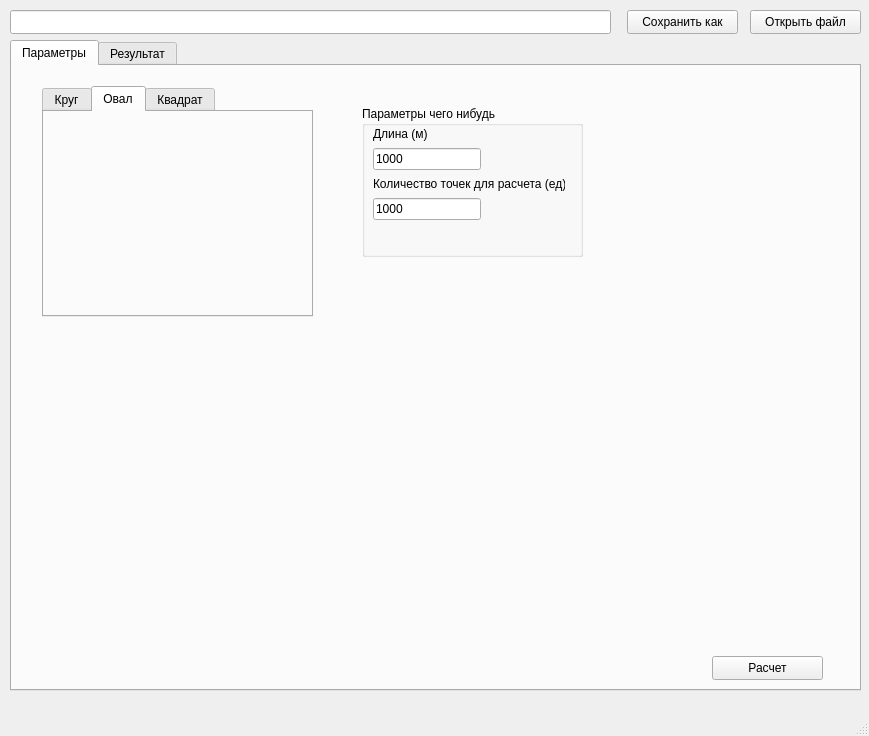
Before: the Qt Designer form form.ui in Potsisik/RPP-HW8, drawn with Qt 5.
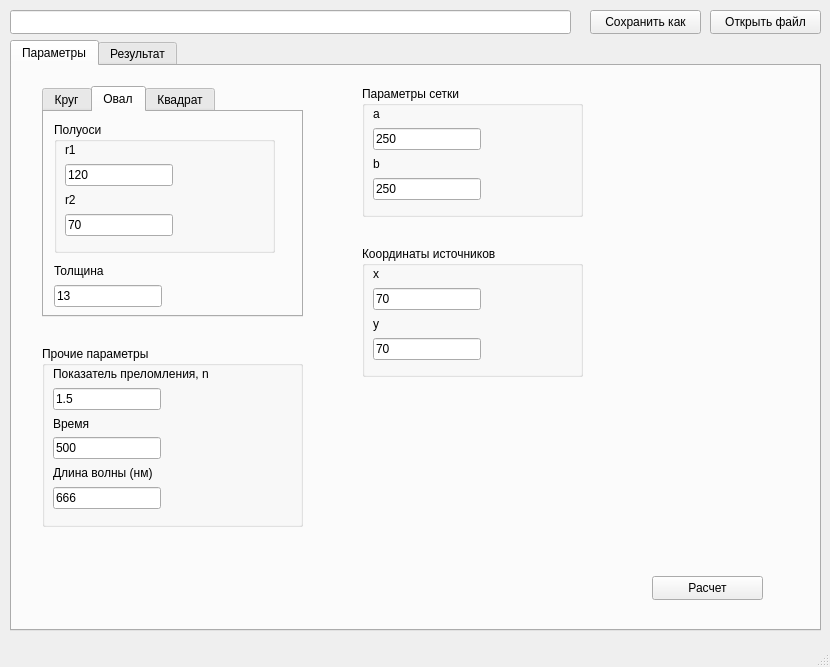
After: the same form once the commit is applied. The open tabs and pages were chosen to show the change. Custom widgets are drawn as their Qt base class.

```diff
--- a/form.ui
+++ b/form.ui
@@ -6,8 +6,8 @@
    <rect>
     <x>0</x>
     <y>0</y>
-    <width>869</width>
-    <height>736</height>
+    <width>830</width>
+    <height>667</height>
    </rect>
   </property>
   <property name="windowTitle">
@@ -19,8 +19,8 @@
      <rect>
       <x>10</x>
       <y>40</y>
-      <width>851</width>
-      <height>651</height>
+      <width>811</width>
+      <height>591</height>
      </rect>
     </property>
     <property name="currentIndex">
@@ -34,13 +34,13 @@
       <property name="geometry">
        <rect>
         <x>350</x>
-        <y>40</y>
+        <y>20</y>
         <width>221</width>
-        <height>151</height>
+        <height>131</height>
        </rect>
       </property>
       <property name="title">
-       <string>Параметры чего нибудь</string>
+       <string>Параметры сетки</string>
       </property>
       <widget class="QWidget" name="layoutWidget">
        <property name="geometry">
@@ -55,7 +55,7 @@
         <item>
          <widget class="QLabel" name="label">
           <property name="text">
-           <string>Длина (м)</string>
+           <string>a</string>
           </property>
          </widget>
         </item>
@@ -68,14 +68,14 @@
            </sizepolicy>
           </property>
           <property name="text">
-           <string>1000</string>
+           <string>250</string>
           </property>
          </widget>
         </item>
         <item>
          <widget class="QLabel" name="label_2">
           <property name="text">
-           <string>Количество точек для расчета (ед)</string>
+           <string>b</string>
           </property>
          </widget>
         </item>
@@ -88,7 +88,7 @@
            </sizepolicy>
           </property>
           <property name="text">
-           <string>1000</string>
+           <string>250</string>
           </property>
          </widget>
         </item>
@@ -98,8 +98,8 @@
      <widget class="QPushButton" name="pushButton_3">
       <property name="geometry">
        <rect>
-        <x>700</x>
-        <y>590</y>
+        <x>640</x>
+        <y>510</y>
         <width>111</width>
         <height>24</height>
        </rect>
@@ -113,7 +113,7 @@
        <rect>
         <x>30</x>
         <y>20</y>
-        <width>271</width>
+        <width>261</width>
         <height>231</height>
        </rect>
       </property>
@@ -138,6 +138,103 @@
        <attribute name="title">
         <string>Овал</string>
        </attribute>
+       <widget class="QGroupBox" name="groupBox_4">
+        <property name="geometry">
+         <rect>
+          <x>10</x>
+          <y>10</y>
+          <width>221</width>
+          <height>131</height>
+         </rect>
+        </property>
+        <property name="title">
+         <string>Полуоси</string>
+        </property>
+        <widget class="QWidget" name="layoutWidget_4">
+         <property name="geometry">
+          <rect>
+           <x>11</x>
+           <y>20</y>
+           <width>192</width>
+           <height>94</height>
+          </rect>
+         </property>
+         <layout class="QVBoxLayout" name="verticalLayout_4">
+          <item>
+           <widget class="QLabel" name="label_8">
+            <property name="text">
+             <string>r1</string>
+            </property>
+           </widget>
+          </item>
+          <item>
+           <widget class="QLineEdit" name="lineEdit_9">
+            <property name="sizePolicy">
+             <sizepolicy hsizetype="Fixed" vsizetype="Fixed">
+              <horstretch>0</horstretch>
+              <verstretch>0</verstretch>
+             </sizepolicy>
+            </property>
+            <property name="text">
+             <string>120</string>
+            </property>
+           </widget>
+          </item>
+          <item>
+           <widget class="QLabel" name="label_9">
+            <property name="text">
+             <string>r2</string>
+            </property>
+           </widget>
+          </item>
+          <item>
+           <widget class="QLineEdit" name="lineEdit_10">
+            <property name="sizePolicy">
+             <sizepolicy hsizetype="Fixed" vsizetype="Fixed">
+              <horstretch>0</horstretch>
+              <verstretch>0</verstretch>
+             </sizepolicy>
+            </property>
+            <property name="text">
+             <string>70</string>
+            </property>
+           </widget>
+          </item>
+         </layout>
+        </widget>
+       </widget>
+       <widget class="QWidget" name="layoutWidget">
+        <property name="geometry">
+         <rect>
+          <x>10</x>
+          <y>150</y>
+          <width>221</width>
+          <height>45</height>
+         </rect>
+        </property>
+        <layout class="QVBoxLayout" name="verticalLayout_5">
+         <item>
+          <widget class="QLabel" name="label_10">
+           <property name="text">
+            <string>Толщина</string>
+           </property>
+          </widget>
+         </item>
+         <item>
+          <widget class="QLineEdit" name="lineEdit_11">
+           <property name="sizePolicy">
+            <sizepolicy hsizetype="Fixed" vsizetype="Fixed">
+             <horstretch>0</horstretch>
+             <verstretch>0</verstretch>
+            </sizepolicy>
+           </property>
+           <property name="text">
+            <string>13</string>
+           </property>
+          </widget>
+         </item>
+        </layout>
+       </widget>
       </widget>
       <widget class="QWidget" name="tab_5">
        <attribute name="title">
@@ -145,6 +242,156 @@
        </attribute>
       </widget>
      </widget>
+     <widget class="QGroupBox" name="groupBox_2">
+      <property name="geometry">
+       <rect>
+        <x>350</x>
+        <y>180</y>
+        <width>221</width>
+        <height>131</height>
+       </rect>
+      </property>
+      <property name="title">
+       <string>Координаты источников</string>
+      </property>
+      <widget class="QWidget" name="layoutWidget_2">
+       <property name="geometry">
+        <rect>
+         <x>11</x>
+         <y>20</y>
+         <width>192</width>
+         <height>94</height>
+        </rect>
+       </property>
+       <layout class="QVBoxLayout" name="verticalLayout_2">
+        <item>
+         <widget class="QLabel" name="label_3">
+          <property name="text">
+           <string>x</string>
+          </property>
+         </widget>
+        </item>
+        <item>
+         <widget class="QLineEdit" name="lineEdit_4">
+          <property name="sizePolicy">
+           <sizepolicy hsizetype="Fixed" vsizetype="Fixed">
+            <horstretch>0</horstretch>
+            <verstretch>0</verstretch>
+           </sizepolicy>
+          </property>
+          <property name="text">
+           <string>70</string>
+          </property>
+         </widget>
+        </item>
+        <item>
+         <widget class="QLabel" name="label_4">
+          <property name="text">
+           <string>y</string>
+          </property>
+         </widget>
+        </item>
+        <item>
+         <widget class="QLineEdit" name="lineEdit_5">
+          <property name="sizePolicy">
+           <sizepolicy hsizetype="Fixed" vsizetype="Fixed">
+            <horstretch>0</horstretch>
+            <verstretch>0</verstretch>
+           </sizepolicy>
+          </property>
+          <property name="text">
+           <string>70</string>
+          </property>
+         </widget>
+        </item>
+       </layout>
+      </widget>
+     </widget>
+     <widget class="QGroupBox" name="groupBox_3">
+      <property name="geometry">
+       <rect>
+        <x>30</x>
+        <y>280</y>
+        <width>261</width>
+        <height>181</height>
+       </rect>
+      </property>
+      <property name="title">
+       <string>Прочие параметры</string>
+      </property>
+      <widget class="QWidget" name="layoutWidget_3">
+       <property name="geometry">
+        <rect>
+         <x>11</x>
+         <y>20</y>
+         <width>192</width>
+         <height>143</height>
+        </rect>
+       </property>
+       <layout class="QVBoxLayout" name="verticalLayout_3">
+        <item>
+         <widget class="QLabel" name="label_5">
+          <property name="text">
+           <string>Показатель преломления, n</string>
+          </property>
+         </widget>
+        </item>
+        <item>
+         <widget class="QLineEdit" name="lineEdit_6">
+          <property name="sizePolicy">
+           <sizepolicy hsizetype="Fixed" vsizetype="Fixed">
+            <horstretch>0</horstretch>
+            <verstretch>0</verstretch>
+           </sizepolicy>
+          </property>
+          <property name="text">
+           <string>1.5</string>
+          </property>
+         </widget>
+        </item>
+        <item>
+         <widget class="QLabel" name="label_6">
+          <property name="text">
+           <string>Время</string>
+          </property>
+         </widget>
+        </item>
+        <item>
+         <widget class="QLineEdit" name="lineEdit_7">
+          <property name="sizePolicy">
+           <sizepolicy hsizetype="Fixed" vsizetype="Fixed">
+            <horstretch>0</horstretch>
+            <verstretch>0</verstretch>
+           </sizepolicy>
+          </property>
+          <property name="text">
+           <string>500</string>
+          </property>
+         </widget>
+        </item>
+        <item>
+         <widget class="QLabel" name="label_7">
+          <property name="text">
+           <string>Длина волны (нм)</string>
+          </property>
+         </widget>
+        </item>
+        <item>
+         <widget class="QLineEdit" name="lineEdit_8">
+          <property name="sizePolicy">
+           <sizepolicy hsizetype="Fixed" vsizetype="Fixed">
+            <horstretch>0</horstretch>
+            <verstretch>0</verstretch>
+           </sizepolicy>
+          </property>
+          <property name="text">
+           <string>666</string>
+          </property>
+         </widget>
+        </item>
+       </layout>
+      </widget>
+     </widget>
     </widget>
     <widget class="QWidget" name="tab_2">
      <attribute name="title">
@@ -188,7 +435,7 @@
    <widget class="QPushButton" name="pushButton_2">
     <property name="geometry">
      <rect>
-      <x>750</x>
+      <x>710</x>
       <y>10</y>
       <width>111</width>
       <height>24</height>
@@ -207,7 +454,7 @@
    <widget class="QPushButton" name="pushButton">
     <property name="geometry">
      <rect>
-      <x>627</x>
+      <x>590</x>
       <y>10</y>
       <width>111</width>
       <height>24</height>
@@ -228,7 +475,7 @@
      <rect>
       <x>10</x>
       <y>10</y>
-      <width>601</width>
+      <width>561</width>
       <height>24</height>
      </rect>
     </property>
```
Left out of the diff: 4 changed lines with no effect on the pictures.
